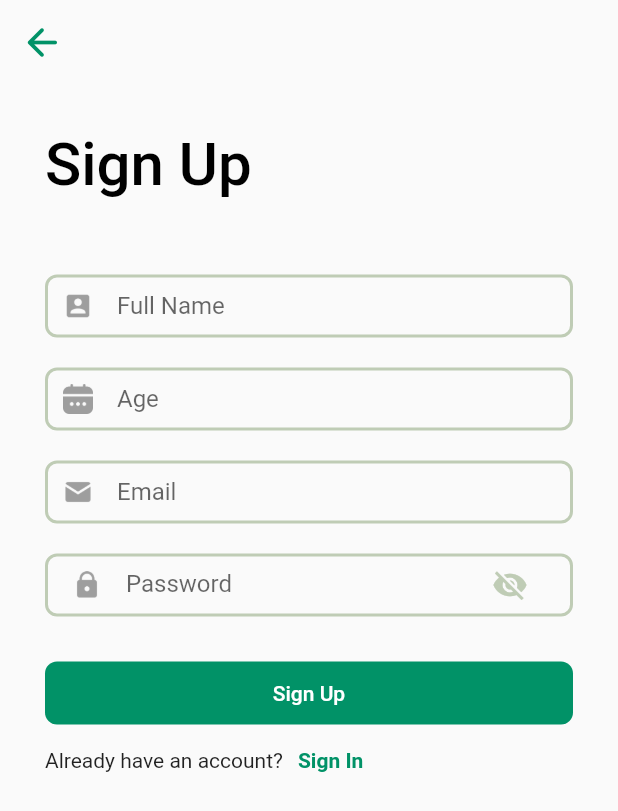
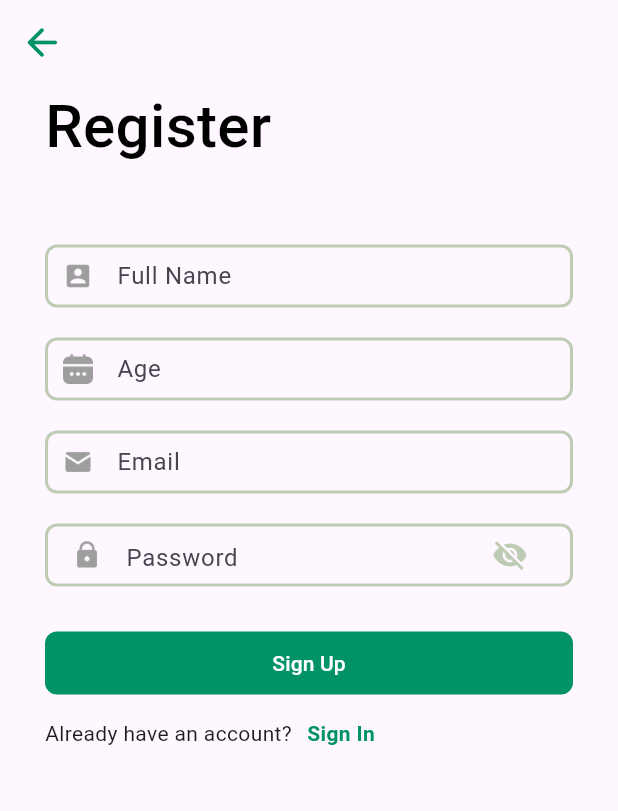
Before and after one commit to ryandiaziz/flutter-zoo-feed, a Flutter app: the screen it shows after launch, after a tap on "Sign Up", on a phone screen of 412 x 824 dp. Shown: the top 811 px of the screen. Run offline on Flutter 3.47's test engine with Material 2 defaults, Android fonts, the phone set to English and light mode, and no system bars; our stand-ins replace bloc, dio, flutter_bloc, flutter_spinkit, go_router, image_picker and 3 more; network calls fail.

Commit message:
update auth feature

```diff
--- a/zoo_feed/lib/features/auth/pages/login.dart
+++ b/zoo_feed/lib/features/auth/pages/login.dart
@@ -2,10 +2,10 @@ import 'package:flutter/material.dart';
 import 'package:flutter_bloc/flutter_bloc.dart';
 import 'package:zoo_feed/common/helper/show_snackbar.dart';
 import 'package:zoo_feed/features/auth/bloc/auth_bloc.dart';
+import 'package:zoo_feed/features/auth/widgets/auth_text_field.dart';
 
 import '../../../common/router/router.dart';
 import '../../../common/widgets/custom_passwordfield.dart';
-import '../../../common/widgets/custom_textfield.dart';
 import '../widgets/auth_button.dart';
 import '../widgets/footer.dart';
 
@@ -17,20 +17,9 @@ class LoginPage extends StatelessWidget {
 
   @override
   Widget build(BuildContext context) {
-    Widget title() {
-      return const Text(
-        'Log In',
-        style: TextStyle(
-            color: Colors.black, fontSize: 40, fontWeight: FontWeight.w500),
-      );
-    }
-
     return Scaffold(
-      appBar: AppBar(
-        backgroundColor: Colors.transparent,
-        elevation: 0,
-      ),
-      body: BlocListener<AuthBloc, AuthState>(
+      body: SafeArea(
+        child: BlocListener<AuthBloc, AuthState>(
           listener: (context, state) {
             if (state is AuthStateError) {
               ShowSnackbar.failed(
@@ -43,18 +32,29 @@ class LoginPage extends StatelessWidget {
             decoration: BoxDecoration(
               borderRadius: BorderRadius.circular(10),
             ),
-          margin: const EdgeInsets.only(left: 30, right: 30, top: 30),
-          child: Column(
-            crossAxisAlignment: CrossAxisAlignment.start,
+            margin: const EdgeInsets.only(left: 30, right: 30),
+            child: ListView(
               children: [
-              title(),
+                Center(
+                  child: Container(
+                    width: 180,
+                    height: 180,
+                    decoration: const BoxDecoration(
+                      image: DecorationImage(
+                        image: AssetImage(
+                          'assets/img/zoo_feed-01.png',
+                        ),
+                      ),
+                    ),
+                  ),
+                ),
                 const SizedBox(height: 30),
-              CustomTextField(
+                AuthTextField(
                   image: 'assets/icon/Mail.png',
                   controller: emailC,
-                hintText: 'Email',
+                  label: 'Email',
                   keyBoardType: TextInputType.emailAddress,
-                read: false,
+                  isRead: false,
                 ),
                 CustomPasswordField(controller: passwordC),
                 const SizedBox(height: 30),
@@ -78,6 +78,7 @@ class LoginPage extends StatelessWidget {
             ),
           ),
         ),
+      ),
     );
   }
 }
--- a/zoo_feed/lib/features/auth/pages/register.dart
+++ b/zoo_feed/lib/features/auth/pages/register.dart
@@ -19,9 +19,12 @@ class RegisterPage extends StatelessWidget {
   Widget build(BuildContext context) {
     Widget title() {
       return const Text(
-        'Sign Up',
+        'Register',
         style: TextStyle(
-            color: Colors.black, fontSize: 40, fontWeight: FontWeight.w500),
+          color: Colors.black,
+          fontSize: 40,
+          fontWeight: FontWeight.w500,
+        ),
       );
     }
 
@@ -46,7 +49,10 @@ class RegisterPage extends StatelessWidget {
         decoration: BoxDecoration(
           borderRadius: BorderRadius.circular(10),
         ),
-        margin: const EdgeInsets.only(left: 30, right: 30, top: 30),
+        margin: const EdgeInsets.only(
+          left: 30,
+          right: 30,
+        ),
         child: Column(
           crossAxisAlignment: CrossAxisAlignment.start,
           children: [
--- /dev/null
+++ b/zoo_feed/lib/features/auth/widgets/auth_text_field.dart
@@ -0,0 +1,54 @@
+import 'package:flutter/material.dart';
+import 'package:zoo_feed/common/utils/coloors.dart';
+
+class AuthTextField extends StatelessWidget {
+  final String image;
+  final TextEditingController controller;
+  final String label;
+  final dynamic keyBoardType;
+  final bool isRead;
+
+  const AuthTextField({
+    required this.image,
+    required this.controller,
+    required this.label,
+    required this.keyBoardType,
+    required this.isRead,
+    Key? key,
+  }) : super(key: key);
+
+  @override
+  Widget build(BuildContext context) {
+    return Padding(
+      padding: const EdgeInsets.only(bottom: 16),
+      child: TextFormField(
+        autocorrect: false,
+        readOnly: isRead,
+        keyboardType: keyBoardType,
+        controller: controller,
+        decoration: InputDecoration(
+          contentPadding: const EdgeInsets.all(16),
+          label: Text(label),
+          focusedBorder: OutlineInputBorder(
+            borderSide: const BorderSide(
+              color: Coloors.orange,
+              width: 2,
+            ),
+            borderRadius: BorderRadius.circular(12),
+          ),
+          border: OutlineInputBorder(
+            borderRadius: BorderRadius.circular(12),
+          ),
+          prefixIcon: Padding(
+            padding: const EdgeInsets.all(12.0),
+            child: Image.asset(
+              image,
+              width: 12,
+              color: Colors.grey.shade500,
+            ),
+          ),
+        ),
+      ),
+    );
+  }
+}
--- a/zoo_feed/lib/main.dart
+++ b/zoo_feed/lib/main.dart
@@ -1,7 +1,8 @@
 import 'package:flutter/material.dart';
 import 'package:flutter_bloc/flutter_bloc.dart';
-import 'package:zoo_feed/common/router/router.dart';
-import 'package:zoo_feed/features/auth/bloc/auth_bloc.dart';
+
+import 'common/router/router.dart';
+import 'features/auth/bloc/auth_bloc.dart';
 
 void main() {
   runApp(
@@ -20,7 +21,8 @@ class MyApp extends StatelessWidget {
         debugShowCheckedModeBanner: false,
         title: 'Zoo Feed',
         theme: ThemeData(
-          primarySwatch: Colors.green,
+          primarySwatch: Colors.red,
+          useMaterial3: true,
         ),
         routerConfig: router,
       ),
```
Also changed, not shown: zoo_feed/lib/features/welcome/pages/splash_page.dart (+3 -4 lines). Lines whose indentation alone changed are shown as unchanged.
